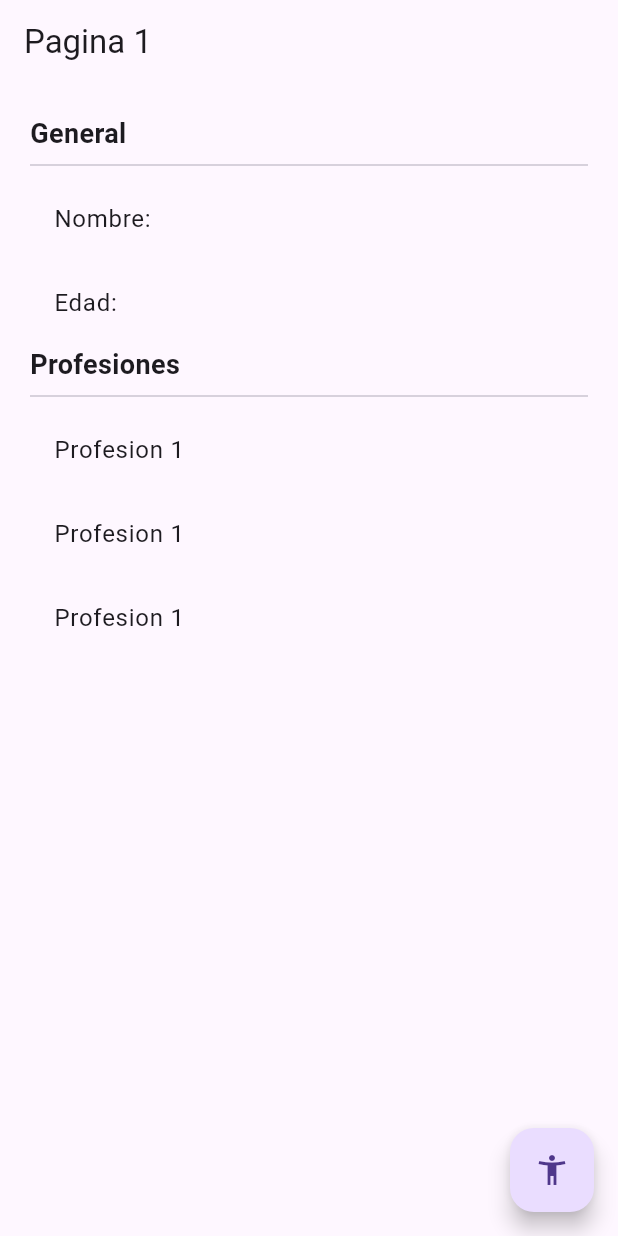
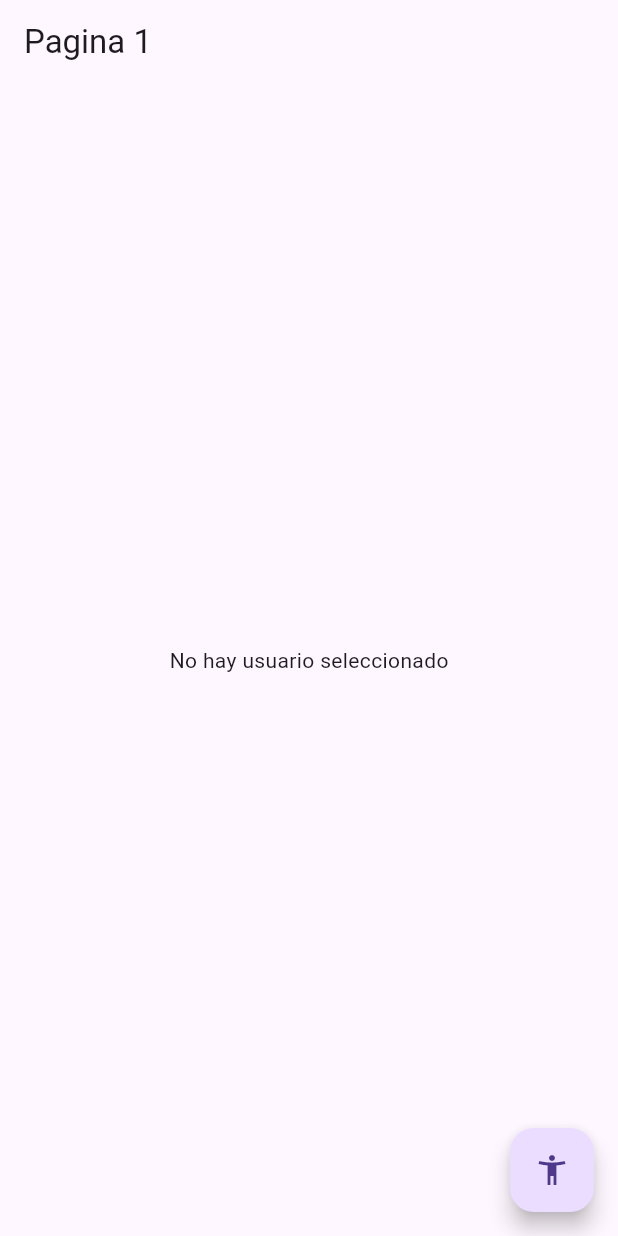
Before and after one commit to hdgch1106/flutter-estados-app, a Flutter app: the screen it shows after launch, on a phone screen of 412 x 824 dp. Run offline on Flutter 3.47's test engine with Material 2 defaults, Android fonts, the phone set to English and light mode, and no system bars; our stand-ins replace get.

```diff
--- /dev/null
+++ b/lib/controllers/usuario_controller.dart
@@ -0,0 +1,28 @@
+import 'package:estados_app/models/usuario.dart';
+import 'package:get/get.dart';
+
+class UsuarioController extends GetxController {
+  var existeUsuario = false.obs;
+  var usuario = Usuario().obs;
+
+  int get profesionesCount {
+    return usuario.value.profesiones.length;
+  }
+
+  void cargarUsuario(Usuario user) {
+    existeUsuario.value = true;
+    usuario.value = user;
+  }
+
+  void cambiarEdad(int edad) {
+    usuario.update((val) {
+      val!.edad = edad;
+    });
+  }
+
+  void agregarProfesion(String profesion) {
+    usuario.update((val) {
+      val!.profesiones = [...val.profesiones, profesion];
+    });
+  }
+}
--- a/lib/main.dart
+++ b/lib/main.dart
@@ -1,6 +1,7 @@
 import 'package:estados_app/pages/pagina1_page.dart';
 import 'package:estados_app/pages/pagina2_page.dart';
 import 'package:flutter/material.dart';
+import 'package:get/get.dart';
 
 void main() => runApp(const MyApp());
 
@@ -9,15 +10,19 @@ class MyApp extends StatelessWidget {
 
   @override
   Widget build(BuildContext context) {
-    return MaterialApp(
+    return GetMaterialApp(
       debugShowCheckedModeBanner: false,
       theme: ThemeData(useMaterial3: true),
       title: 'Material App',
       initialRoute: "pagina1",
-      routes: {
+      getPages: [
+        GetPage(name: "/pagina1", page: () => const Pagina1Page()),
+        GetPage(name: "/pagina2", page: () => const Pagina2Page()),
+      ],
+      /* routes: {
         "pagina1": (context) => const Pagina1Page(),
         "pagina2": (context) => const Pagina2Page(),
-      },
+      }, */
     );
   }
 }
--- a/lib/models/usuario.dart
+++ b/lib/models/usuario.dart
@@ -1,11 +1,11 @@
 class Usuario {
-  String nombre;
-  int edad;
+  String? nombre;
+  int? edad;
   List<String> profesiones;
 
   Usuario({
-    required this.nombre,
-    required this.edad,
-    required this.profesiones,
+    this.nombre,
+    this.edad,
+    this.profesiones = const [],
   });
 }
--- a/lib/pages/pagina1_page.dart
+++ b/lib/pages/pagina1_page.dart
@@ -1,27 +1,51 @@
+import 'package:estados_app/controllers/usuario_controller.dart';
+import 'package:estados_app/models/usuario.dart';
 import 'package:flutter/material.dart';
+import 'package:get/get.dart';
 
 class Pagina1Page extends StatelessWidget {
   const Pagina1Page({super.key});
 
   @override
   Widget build(BuildContext context) {
+    final usuarioCtrl = Get.put(UsuarioController());
+
     return Scaffold(
       appBar: AppBar(
         title: const Text("Pagina 1"),
       ),
-      body: InformacionUsuario(),
+      body: Obx(() => usuarioCtrl.existeUsuario.value
+          ? InformacionUsuario(
+              usuario: usuarioCtrl.usuario.value,
+            )
+          : const NoInfo()),
       floatingActionButton: FloatingActionButton(
         child: const Icon(Icons.accessibility_new),
-        onPressed: () {
-          Navigator.pushNamed(context, "pagina2");
-        },
+        onPressed: () => Get.toNamed("/pagina2", arguments: {
+          "nombre": "Hugo",
+          "edad": 35,
+        }),
+        //onPressed: () => Navigator.pushNamed(context, "pagina2"),
       ),
     );
   }
 }
 
+class NoInfo extends StatelessWidget {
+  const NoInfo({super.key});
+
+  @override
+  Widget build(BuildContext context) {
+    return const Center(
+      child: Text("No hay usuario seleccionado"),
+    );
+  }
+}
+
 class InformacionUsuario extends StatelessWidget {
-  const InformacionUsuario({super.key});
+  final Usuario usuario;
+
+  const InformacionUsuario({super.key, required this.usuario});
 
   @override
   Widget build(BuildContext context) {
@@ -29,20 +53,18 @@ class InformacionUsuario extends StatelessWidget {
       width: double.infinity,
       height: double.infinity,
       padding: const EdgeInsets.all(20.0),
-      child: const Column(
+      child: Column(
         crossAxisAlignment: CrossAxisAlignment.start,
         children: [
-          Text("General",
+          const Text("General",
               style: TextStyle(fontSize: 18, fontWeight: FontWeight.bold)),
-          Divider(),
-          ListTile(title: Text("Nombre: ")),
-          ListTile(title: Text("Edad: ")),
-          Text("Profesiones",
+          const Divider(),
+          ListTile(title: Text("Nombre: ${usuario.nombre}")),
+          ListTile(title: Text("Edad: ${usuario.edad}")),
+          const Text("Profesiones",
               style: TextStyle(fontSize: 18, fontWeight: FontWeight.bold)),
-          Divider(),
-          ListTile(title: Text("Profesion 1")),
-          ListTile(title: Text("Profesion 1")),
-          ListTile(title: Text("Profesion 1")),
+          const Divider(),
+          ...usuario.profesiones.map((e) => ListTile(title: Text(e))),
         ],
       ),
     );
--- a/pubspec.yaml
+++ b/pubspec.yaml
@@ -35,6 +35,7 @@ dependencies:
   # The following adds the Cupertino Icons font to your application.
   # Use with the CupertinoIcons class for iOS style icons.
   cupertino_icons: ^1.0.2
+  get: ^4.6.6
 
 dev_dependencies:
   flutter_test:
```
Also changed, not shown: lib/pages/pagina2_page.dart (+30 -3 lines), pubspec.lock.
